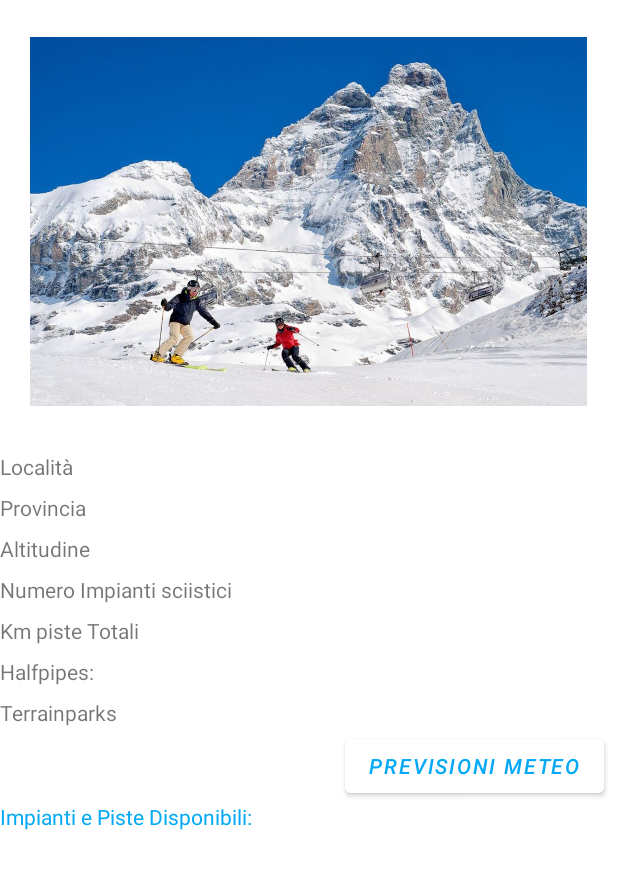
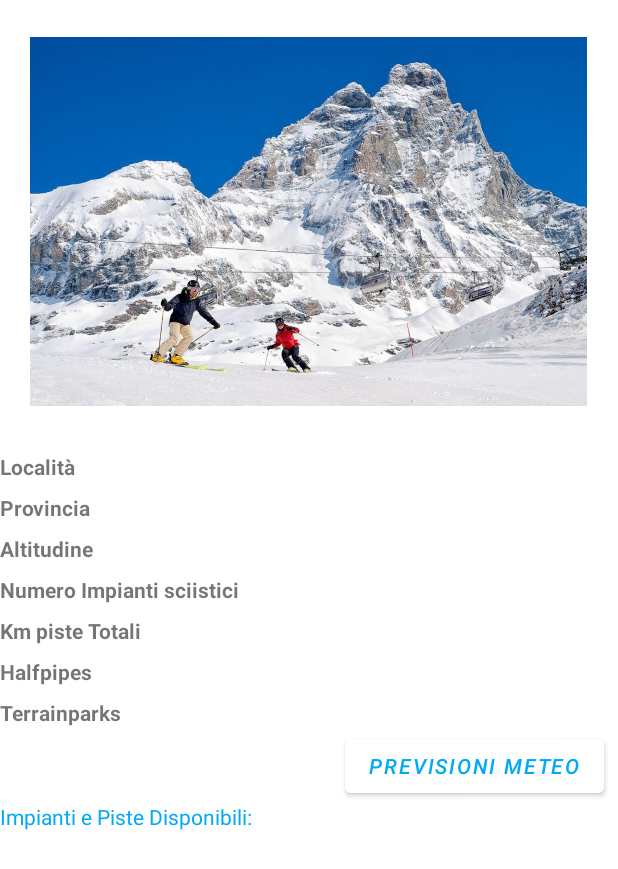
Before and after one commit to alexzab83/SkyItalyMobile, an Android app: the layout activity_detail_skiresort.xml on its own in the app's theme, with its tools: preview values and no code run, on a phone screen of 412 x 824 dp. Shown: the top 869 px of the screen. Run offline under Robolectric (Android 15) with nearby library versions, the phone set to English and light mode, and no system bars.

Commit message:
layout dettaglio resort

```diff
--- a/app/src/main/res/layout/activity_detail_skiresort.xml
+++ b/app/src/main/res/layout/activity_detail_skiresort.xml
@@ -1,5 +1,5 @@
 <?xml version="1.0" encoding="utf-8"?>
-<layout>
+<layout xmlns:android="http://schemas.android.com/apk/res/android">
 
     <data>
 
@@ -8,8 +8,8 @@
             type="it.pietrantuono.skyitaly.network.model.SkiResorts" />
     </data>
 
-     <LinearLayout xmlns:android="http://schemas.android.com/apk/res/android"
-        android:layout_width="match_parent"
+     <LinearLayout
+         android:layout_width="match_parent"
         android:layout_height="match_parent"
         android:orientation="vertical">
 
@@ -32,7 +32,8 @@
             android:id="@+id/title1"
             android:layout_width="wrap_content"
             android:layout_height="wrap_content"
-            android:text="Località" />
+            android:text="Località"
+            android:textStyle="bold" />
 
          <TextView
              android:id="@+id/title1din"
@@ -56,7 +57,8 @@
                  android:id="@+id/title2"
                  android:layout_width="wrap_content"
                  android:layout_height="wrap_content"
-                 android:text="Provincia" />
+                 android:text="Provincia"
+                 android:textStyle="bold" />
 
              <TextView
                  android:id="@+id/title2din"
@@ -78,7 +80,8 @@
                  android:id="@+id/title3"
                  android:layout_width="wrap_content"
                  android:layout_height="wrap_content"
-                 android:text="Altitudine " />
+                 android:text="Altitudine"
+                 android:textStyle="bold" />
 
              <TextView
                  android:id="@+id/title3din"
@@ -101,7 +104,8 @@
                  android:id="@+id/title4"
                  android:layout_width="wrap_content"
                  android:layout_height="wrap_content"
-                 android:text="Numero Impianti sciistici " />
+                 android:text="Numero Impianti sciistici"
+                 android:textStyle="bold" />
 
              <TextView
                  android:id="@+id/title4din"
@@ -123,7 +127,8 @@
                  android:id="@+id/title5"
                  android:layout_width="wrap_content"
                  android:layout_height="wrap_content"
-                 android:text="Km piste Totali " />
+                 android:text="Km piste Totali"
+                 android:textStyle="bold" />
 
              <TextView
                  android:id="@+id/title5din"
@@ -145,7 +150,8 @@
                  android:id="@+id/title6"
                  android:layout_width="wrap_content"
                  android:layout_height="wrap_content"
-                 android:text="Halfpipes: " />
+                 android:text="Halfpipes"
+                 android:textStyle="bold" />
 
              <TextView
                  android:id="@+id/title6din"
@@ -168,7 +174,8 @@
                  android:id="@+id/title7"
                  android:layout_width="wrap_content"
                  android:layout_height="wrap_content"
-                 android:text="Terrainparks " />
+                 android:text="Terrainparks"
+                 android:textStyle="bold" />
 
              <TextView
                  android:id="@+id/title7din"
```
